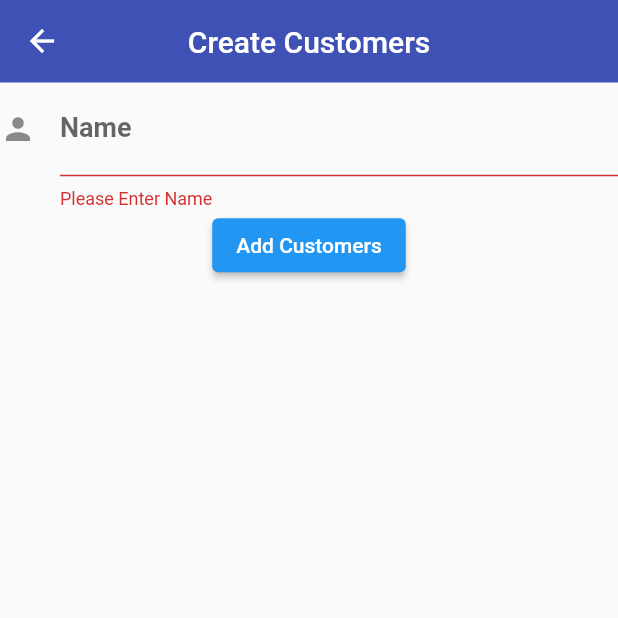
After one commit to breaking-cs/laura-flutter-firebase-app, a Flutter app: the CustomersAdd screen opened by its route, after a tap on "Add Customers", on a phone screen of 412 x 824 dp, the top half of it. The commit adds this screen. Run offline on Flutter 3.47's test engine with Material 2 defaults, Android fonts, the phone set to English and light mode, and no system bars; our stand-ins replace cloud_firestore, firebase_auth, firebase_core, flutter_signin_button, google_sign_in, shared_preferences; missing offline and left inert: material_dialogs; accounts and stored records are empty; Roboto replaces fonts that are missing (OpenSans).

Commit message:
고객 정보 입력하는 함수 구성

```diff
--- a/lib/main.dart
+++ b/lib/main.dart
@@ -6,6 +6,7 @@ import 'package:provider/provider.dart';
 import "./screens/login.dart";
 import "./screens/app.dart";
 import './screens/customers_tx.dart';
+import './screens/customers_add.dart';
 import './providers/transactions.dart';
 import 'providers/customers.dart';
 import './models/customer.dart';
@@ -59,6 +60,7 @@ class Main extends StatelessWidget {
           routes: {
             CustomersTransaction.routeName: (context) =>
                 const CustomersTransaction(),
+            CustomersAdd.routeName: (context) => const CustomersAdd(),
           }),
     );
   }
--- /dev/null
+++ b/lib/screens/customers_add.dart
@@ -0,0 +1,70 @@
+import 'package:flutter/material.dart';
+import "../widgets/custom_app_bar.dart";
+import "../providers/customers.dart";
+
+class CustomersAdd extends StatefulWidget {
+  static const routeName = '/customers_add';
+
+  const CustomersAdd({Key? key}) : super(key: key);
+
+  @override
+  State<CustomersAdd> createState() => _CustomersAddState();
+}
+
+class _CustomersAddState extends State<CustomersAdd> {
+  final _formKey = GlobalKey<FormState>();
+  final Map<String, dynamic> formData = {'name': null};
+
+  @override
+  Widget build(BuildContext context) {
+    void handleUserInput() async {
+      if (_formKey.currentState!.validate()) {
+        ScaffoldMessenger.of(context)
+            .showSnackBar(const SnackBar(content: Text('Processing Data')));
+
+        _formKey.currentState!.save();
+
+        await addCustomers(
+          name: formData["name"],
+        );
+
+        Navigator.of(context).pop();
+        ScaffoldMessenger.of(context).removeCurrentSnackBar();
+      }
+    }
+
+    return Scaffold(
+      appBar: const CustomAppBar(title: "Create Customers"),
+      body: Column(
+        children: [
+          Form(
+              key: _formKey,
+              child: Column(
+                crossAxisAlignment: CrossAxisAlignment.start,
+                children: [
+                  TextFormField(
+                    validator: (value) {
+                      if (value == null || value.isEmpty) {
+                        return 'Please Enter Name';
+                      }
+                      return null;
+                    },
+                    decoration: const InputDecoration(
+                      icon: Icon(Icons.person),
+                      labelText: 'Name',
+                    ),
+                    onSaved: (String? value) {
+                      formData['name'] = value;
+                    },
+                  )
+                ],
+              )),
+          ElevatedButton(
+            onPressed: handleUserInput,
+            child: const Text("Add Customers"),
+          ),
+        ],
+      ),
+    );
+  }
+}
```
Also changed, not shown: lib/providers/customers.dart (+29 -16 lines), lib/screens/customers_main.dart (+5 -3 lines).
